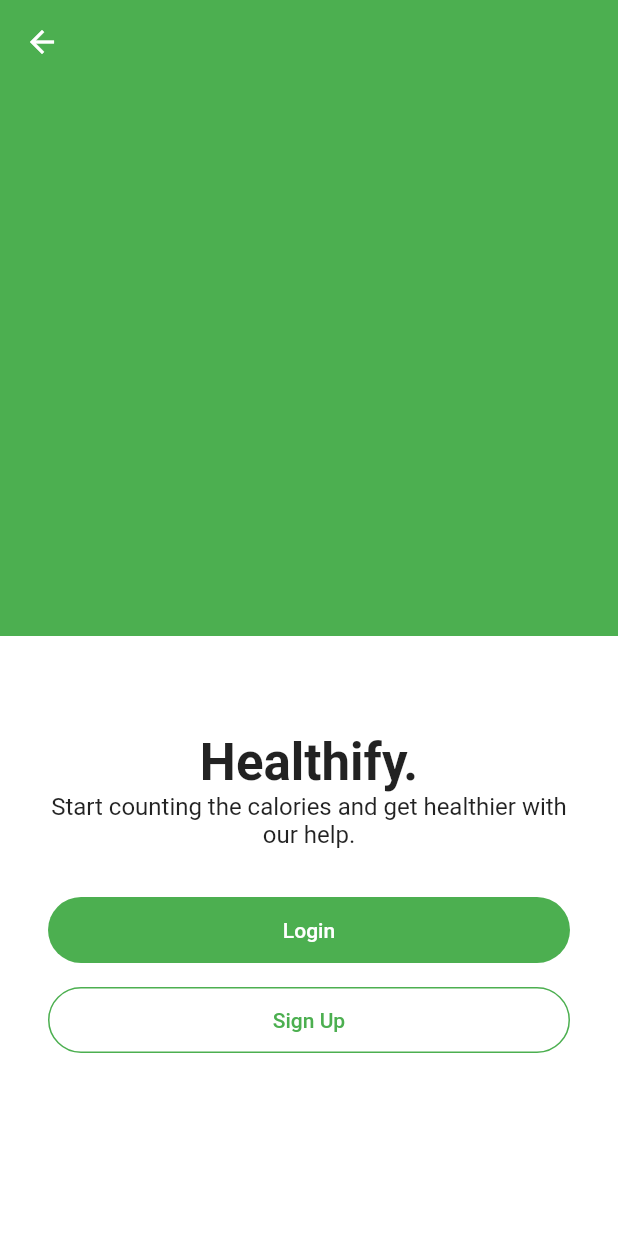
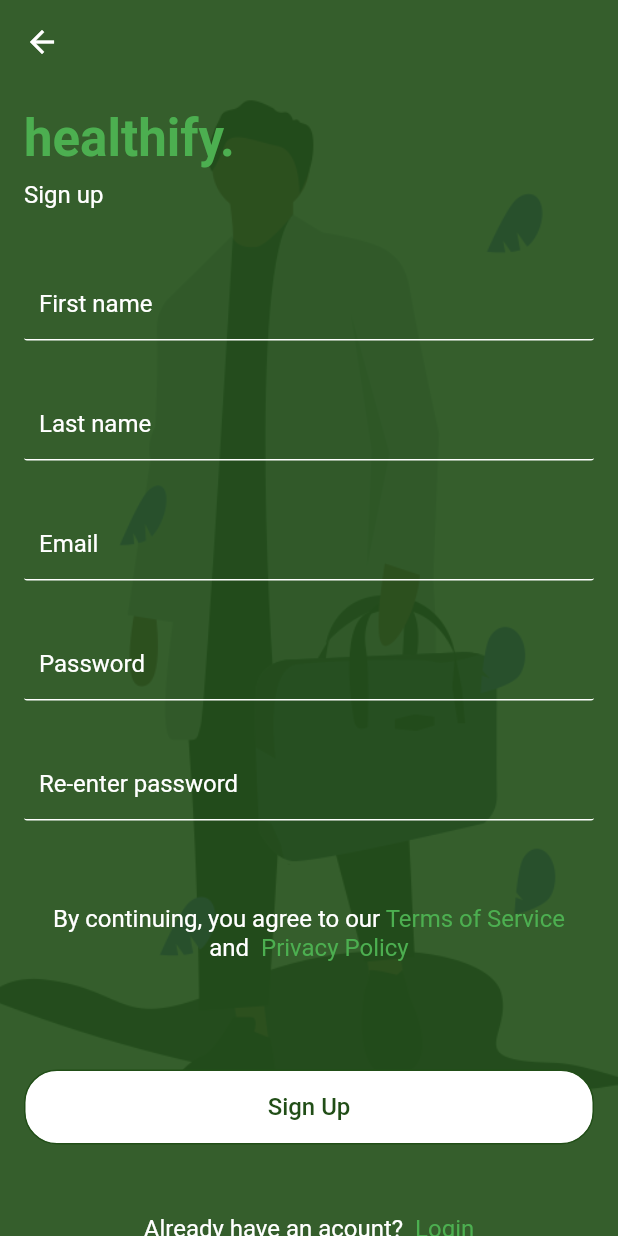
Before and after one commit to bright2kwame/login_logic, a Flutter app: the WelcomePage screen opened directly, after a tap on "Sign Up", on a phone screen of 412 x 824 dp. Run offline on Flutter 3.47's test engine with Material 2 defaults, Android fonts, the phone set to English and light mode, and no system bars; our stand-ins replace flutter_svg, sqflite; accounts and stored records are empty.

Commit message:
added validators

```diff
--- a/lib/model/db_operation.dart
+++ b/lib/model/db_operation.dart
@@ -34,18 +34,17 @@ class DBOperations {
       lastName: data['lastName'],
       fullName: data['fullName'],
       email: data['email'],
-      phone: data['phone'],
-      username: data['username'],
     );
   }
 
   //MARK: get user
-  Future<UserItem> getUser() async {
+  Future<UserItem?> getUser() async {
     final db = await ManageDatabase().initialise();
     var queryResult = await db.query('users', limit: 1);
     return parseQueryData(queryResult[0]);
   }
 
+  //MARK: delete user using ID
   Future<void> deleteUser(String id) async {
     // Get a reference to the database.
     final db = await ManageDatabase().initialise();
--- a/lib/model/manage_database.dart
+++ b/lib/model/manage_database.dart
@@ -10,7 +10,7 @@ class ManageDatabase {
       onCreate: (db, version) async {
         // Run the CREATE users TABLE statement on the database.
         await db.execute(
-          'CREATE TABLE users(id TEXT PRIMARY KEY, firstName TEXT, lastName TEXT, fullName TEXT, email TEXT, phone TEXT, username TEXT)',
+          'CREATE TABLE users(id TEXT PRIMARY KEY, firstName TEXT, lastName TEXT, fullName TEXT, email TEXT)',
         );
         return;
       },
--- a/lib/my_app.dart
+++ b/lib/my_app.dart
@@ -4,7 +4,8 @@ import 'package:typical_login_logic/onboard/login_page.dart';
 import 'package:typical_login_logic/onboard/welcome_page.dart';
 
 class MyApp extends StatelessWidget {
-  const MyApp({Key? key}) : super(key: key);
+  const MyApp({Key? key, required this.isLoggedIn}) : super(key: key);
+  final bool isLoggedIn;
 
   @override
   Widget build(BuildContext context) {
@@ -13,7 +14,7 @@ class MyApp extends StatelessWidget {
       theme: ThemeData(
         primarySwatch: Colors.blue,
       ),
-      home: const LoginPage(),
+      home: const WelcomePage(),
     );
   }
 }
--- /dev/null
+++ b/lib/onboard/register_page.dart
@@ -0,0 +1,283 @@
+import 'package:flutter/material.dart';
+import 'package:typical_login_logic/home/home_page.dart';
+import 'package:typical_login_logic/model/db_operation.dart';
+import 'package:typical_login_logic/model/manage_database.dart';
+import 'package:typical_login_logic/model/user_item.dart';
+import 'package:typical_login_logic/onboard/login_page.dart';
+import 'package:typical_login_logic/util/app_button_style.dart';
+import 'package:typical_login_logic/util/app_input_decoration.dart';
+import 'package:typical_login_logic/util/app_resource.dart';
+import 'package:typical_login_logic/util/app_text_style.dart';
+import 'package:typical_login_logic/util/popup_views.dart';
+import 'package:typical_login_logic/util/validator.dart';
+
+class RegisterPage extends StatefulWidget {
+  const RegisterPage({Key? key}) : super(key: key);
+
+  @override
+  State<RegisterPage> createState() => _RegisterPageState();
+}
+
+class _RegisterPageState extends State<RegisterPage> {
+  //MARK: editing controller fields
+  final TextEditingController _emailTextEditingController =
+      TextEditingController();
+  final TextEditingController _passwordTextEditingController =
+      TextEditingController();
+  final TextEditingController _passwordConfirmTextEditingController =
+      TextEditingController();
+
+  final TextEditingController _firstNameConfirmTextEditingController =
+      TextEditingController();
+  final TextEditingController _lastNameTextEditingController =
+      TextEditingController();
+
+  @override
+  Widget build(BuildContext context) {
+    return Container(
+        decoration: BoxDecoration(
+            image: DecorationImage(
+          image: AssetImage(AppResource.onboardBgImage),
+          fit: BoxFit.cover,
+        )),
+        child: Scaffold(
+          backgroundColor: AppResource.primaryColor.withAlpha(1000),
+          appBar: AppBar(
+            elevation: 0,
+            backgroundColor: Colors.transparent,
+          ),
+          body: SingleChildScrollView(
+              child: Container(
+            padding: const EdgeInsets.all(16),
+            child: Column(
+              crossAxisAlignment: CrossAxisAlignment.start,
+              mainAxisAlignment: MainAxisAlignment.start,
+              children: [
+                Text(AppResource.appName,
+                    style: AppTextStyle().textStyleBold(Colors.green, 34)),
+                Padding(
+                  padding:
+                      const EdgeInsets.symmetric(vertical: 8, horizontal: 0),
+                  child: Text(
+                    "Sign up",
+                    style: AppTextStyle().textStyle(Colors.white, 16),
+                  ),
+                ),
+                const SizedBox(
+                  height: 16,
+                ),
+                Padding(
+                  padding:
+                      const EdgeInsets.symmetric(vertical: 16, horizontal: 0),
+                  child: TextField(
+                    keyboardType: TextInputType.text,
+                    style: AppTextStyle().textStyle(Colors.white, 16),
+                    controller: _firstNameConfirmTextEditingController,
+                    decoration:
+                        AppInputDecoration().boxDecoration("First name"),
+                  ),
+                ),
+                Padding(
+                  padding:
+                      const EdgeInsets.symmetric(vertical: 16, horizontal: 0),
+                  child: TextField(
+                    keyboardType: TextInputType.text,
+                    style: AppTextStyle().textStyle(Colors.white, 16),
+                    controller: _lastNameTextEditingController,
+                    decoration: AppInputDecoration().boxDecoration("Last name"),
+                  ),
+                ),
+                Padding(
+                  padding:
+                      const EdgeInsets.symmetric(vertical: 16, horizontal: 0),
+                  child: TextFormField(
+                    validator: (value) =>
+                        Validator().isValidEmail(value.toString())
+                            ? ""
+                            : "Enter a valid email",
+                    keyboardType: TextInputType.emailAddress,
+                    style: AppTextStyle().textStyle(Colors.white, 16),
+                    controller: _emailTextEditingController,
+                    decoration: AppInputDecoration().boxDecoration("Email"),
+                  ),
+                ),
+                Padding(
+                    padding:
+                        const EdgeInsets.symmetric(vertical: 16, horizontal: 0),
+                    child: TextField(
+                      obscureText: true,
+                      enableSuggestions: false,
+                      autocorrect: false,
+                      style: AppTextStyle().textStyle(Colors.white, 16),
+                      controller: _passwordTextEditingController,
+                      decoration:
+                          AppInputDecoration().boxDecoration("Password"),
+                    )),
+                Padding(
+                    padding:
+                        const EdgeInsets.symmetric(vertical: 16, horizontal: 0),
+                    child: TextField(
+                      obscureText: true,
+                      enableSuggestions: false,
+                      autocorrect: false,
+                      style: AppTextStyle().textStyle(Colors.white, 16),
+                      controller: _passwordConfirmTextEditingController,
+                      decoration: AppInputDecoration()
+                          .boxDecoration("Re-enter password"),
+                    )),
+                Container(
+                  margin:
+                      const EdgeInsets.symmetric(vertical: 32, horizontal: 0.0),
+                  width: MediaQuery.of(context).size.width,
+                  child: TextButton(
+                      onPressed: () {
+                        _handleTermsAndConditions();
+                      },
+                      child: RichText(
+                        textAlign: TextAlign.center,
+                        text: TextSpan(
+                          children: <TextSpan>[
+                            TextSpan(
+                                text: 'By continuing, you agree to our',
+                                style:
+                                    AppTextStyle().textStyle(Colors.white, 16)),
+                            TextSpan(
+                                text: ' Terms of Service',
+                                style:
+                                    AppTextStyle().textStyle(Colors.green, 16)),
+                            TextSpan(
+                                text: ' and ',
+                                style:
+                                    AppTextStyle().textStyle(Colors.white, 16)),
+                            TextSpan(
+                                text: ' Privacy Policy',
+                                style:
+                                    AppTextStyle().textStyle(Colors.green, 16)),
+                          ],
+                        ),
+                      )),
+                ),
+                Container(
+                  margin:
+                      const EdgeInsets.symmetric(vertical: 32, horizontal: 0.0),
+                  width: MediaQuery.of(context).size.width,
+                  decoration:
+                      AppButtonStyle().boxDecoration(context, 22, Colors.white),
+                  child: TextButton(
+                      onPressed: () {
+                        _handleRegisterInput();
+                      },
+                      child: Text(
+                        "Sign Up",
+                        style: AppTextStyle()
+                            .textStyle(AppResource.primaryColor, 16),
+                      )),
+                ),
+                Container(
+                  margin:
+                      const EdgeInsets.symmetric(vertical: 0, horizontal: 0.0),
+                  width: MediaQuery.of(context).size.width,
+                  child: TextButton(
+                    onPressed: () {
+                      _navigateToLogin();
+                    },
+                    child: RichText(
+                      text: TextSpan(
+                        children: <TextSpan>[
+                          TextSpan(
+                              text: 'Already have an acount? ',
+                              style:
+                                  AppTextStyle().textStyle(Colors.white, 16)),
+                          TextSpan(
+                              text: ' Login',
+                              style:
+                                  AppTextStyle().textStyle(Colors.green, 16)),
+                        ],
+                      ),
+                    ),
+                  ),
+                ),
+              ],
+            ),
+          )),
+        ));
+  }
+
+  //MARK: go to the terms and conditions page
+  void _handleTermsAndConditions() {}
+
+  //MARK: navigate to the login screen
+  void _navigateToLogin() {
+    Navigator.of(context)
+        .push(MaterialPageRoute(builder: (context) => const LoginPage()));
+  }
+
+  //MARK: handle the creating user action
+  _handleRegisterInput() async {
+    String email = _emailTextEditingController.text.trim();
+    String password = _passwordTextEditingController.text.trim();
+    String passwordConfirm = _passwordConfirmTextEditingController.text.trim();
+    String firstName = _firstNameConfirmTextEditingController.text.trim();
+    String lastName = _lastNameTextEditingController.text.trim();
+
+    //MARK: valid name
+    if (!Validator().isValidName(firstName) ||
+        !Validator().isValidName(lastName)) {
+      PopUpViews().showAlertDialog(
+          context: context,
+          title: AppResource.appName,
+          content:
+              "We see the provided name as invalid. Please provide a valid name and proceed.",
+          defaultActionText: "OK");
+      return;
+    }
+
+    //MARK: valid email address provided
+    if (!Validator().isValidEmail(email)) {
+      PopUpViews().showAlertDialog(
+          context: context,
+          title: AppResource.appName,
+          content: "Email address appears to be invalid.",
+          defaultActionText: "OK");
+      return;
+    }
+
+    //MARK: password not matching
+    if (password.isEmpty ||
+        passwordConfirm.isEmpty ||
+        password != passwordConfirm) {
+      PopUpViews().showAlertDialog(
+          context: context,
+          title: AppResource.appName,
+          content: "Passwords do not match, check and try again.",
+          defaultActionText: "OK");
+      return;
+    }
+
+    //MARK: create user id
+    var userId = DateTime.now().millisecond.toString();
+    String fullName = lastName + " " + firstName;
+    //MARK: create user item
+    UserItem userItem = UserItem(
+        id: userId,
+        firstName: firstName,
+        lastName: lastName,
+        fullName: fullName,
+        email: email);
+    //MARK: create a db instance and insert item
+    await DBOperations().insertUser(userItem);
+
+    _navigateHome();
+  }
+
+  //MARK: navigate to the home screen popping all other screens
+  void _navigateHome() {
+    Navigator.pushAndRemoveUntil<dynamic>(
+      context,
+      MaterialPageRoute<dynamic>(
+        builder: (BuildContext context) => const MyHomePage(),
+      ),
+      (route) => false,
+    );
+  }
+}
--- a/lib/onboard/welcome_page.dart
+++ b/lib/onboard/welcome_page.dart
@@ -1,4 +1,8 @@
 import 'package:flutter/material.dart';
+import 'package:flutter_svg/flutter_svg.dart';
+import 'package:typical_login_logic/onboard/login_page.dart';
+import 'package:typical_login_logic/onboard/register_page.dart';
+import 'package:typical_login_logic/util/app_button_style.dart';
 import 'package:typical_login_logic/util/app_resource.dart';
 
 class WelcomePage extends StatefulWidget {
@@ -20,12 +24,17 @@ class _WelcomePageState extends State<WelcomePage> {
         color: AppResource.primaryColor,
         child: Column(
           children: [
-            Expanded(child: Container()),
+            Expanded(
+                child: Container(
+              padding: const EdgeInsets.all(16.0),
+              child: SvgPicture.asset(AppResource.onboardImage,
+                  semanticsLabel: 'Welcome To Meo'),
+            )),
             Container(
               height: 400,
               color: Colors.white,
-              padding:
-                  EdgeInsets.only(top: 64, bottom: 64, left: 32, right: 32),
+              padding: const EdgeInsets.only(
+                  top: 64, bottom: 64, left: 32, right: 32),
               width: MediaQuery.of(context).size.width,
               child: Column(
                 children: [
@@ -33,39 +42,35 @@ class _WelcomePageState extends State<WelcomePage> {
                     AppResource.appName,
                     style: TextStyle(fontSize: 34, fontWeight: FontWeight.bold),
                   ),
-                  Text(
+                  const Text(
                     "Start counting the calories and get healthier with our help.",
                     style: TextStyle(fontSize: 16),
                     textAlign: TextAlign.center,
                   ),
                   Container(
                     height: 44,
-                    decoration: BoxDecoration(
-                        color: AppResource.primaryColor,
-                        border: Border.all(
-                          color: Colors.transparent,
-                        ),
-                        borderRadius: BorderRadius.all(Radius.circular(22))),
-                    margin: EdgeInsets.only(top: 32, bottom: 16),
+                    decoration: AppButtonStyle()
+                        .boxDecoration(context, 22, AppResource.primaryColor),
+                    margin: const EdgeInsets.only(top: 32, bottom: 16),
                     width: MediaQuery.of(context).size.width,
                     child: TextButton(
-                        onPressed: () {},
-                        child: Text(
+                        onPressed: () {
+                          _navigateToLogin();
+                        },
+                        child: const Text(
                           "Login",
                           style: TextStyle(color: Colors.white),
                         )),
                   ),
                   Container(
                     height: 44,
-                    decoration: BoxDecoration(
-                        color: Colors.white,
-                        border: Border.all(
-                          color: AppResource.primaryColor,
-                        ),
-                        borderRadius: BorderRadius.all(Radius.circular(22))),
+                    decoration: AppButtonStyle()
+                        .boxDecoration(context, 22, Colors.white),
                     width: MediaQuery.of(context).size.width,
                     child: TextButton(
-                        onPressed: () {},
+                        onPressed: () {
+                          _navigateToRegister();
+                        },
                         child: Text(
                           "Sign Up",
                           style: TextStyle(color: AppResource.primaryColor),
@@ -79,4 +84,14 @@ class _WelcomePageState extends State<WelcomePage> {
       ),
     );
   }
+
+  void _navigateToLogin() {
+    Navigator.of(context)
+        .push(MaterialPageRoute(builder: (context) => const LoginPage()));
+  }
+
+  void _navigateToRegister() {
+    Navigator.of(context)
+        .push(MaterialPageRoute(builder: (context) => const RegisterPage()));
+  }
 }
--- /dev/null
+++ b/lib/util/app_button_style.dart
@@ -0,0 +1,14 @@
+import 'package:flutter/material.dart';
+import 'package:typical_login_logic/util/app_resource.dart';
+
+class AppButtonStyle {
+  BoxDecoration boxDecoration(
+      BuildContext context, double cornerRadius, Color bgColor) {
+    return BoxDecoration(
+        color: bgColor,
+        border: Border.all(
+          color: AppResource.primaryColor,
+        ),
+        borderRadius: BorderRadius.all(Radius.circular(cornerRadius)));
+  }
+}
--- a/lib/util/app_input_decoration.dart
+++ b/lib/util/app_input_decoration.dart
@@ -1,16 +1,25 @@
 import 'package:flutter/material.dart';
+import 'package:typical_login_logic/util/app_text_style.dart';
 
 class AppInputDecoration {
-  InputDecoration boxDecoration(String hintLable) {
+  InputDecoration boxDecoration(String hintLabel) {
     return InputDecoration(
       fillColor: Colors.transparent,
-      border: InputBorder.none,
-      focusedBorder: OutlineInputBorder(
-          borderRadius: BorderRadius.all(Radius.circular(5.0)),
+      enabledBorder: const UnderlineInputBorder(
+          borderRadius: BorderRadius.all(Radius.circular(2.0)),
           borderSide: BorderSide(color: Colors.white)),
-      filled: true,
-      contentPadding: EdgeInsets.only(bottom: 10.0, left: 10.0, right: 10.0),
-      labelText: hintLable,
+      border: const UnderlineInputBorder(
+          borderRadius: BorderRadius.all(Radius.circular(2.0)),
+          borderSide: BorderSide(color: Colors.white)),
+      focusedBorder: const UnderlineInputBorder(
+          borderRadius: BorderRadius.all(Radius.circular(2.0)),
+          borderSide: BorderSide(color: Colors.white)),
+      filled: false,
+      labelStyle: AppTextStyle().textStyle(Colors.white, 16),
+      hintStyle: AppTextStyle().textStyle(Colors.white, 16),
+      contentPadding:
+          const EdgeInsets.only(bottom: 10.0, left: 10.0, right: 10.0),
+      labelText: hintLabel,
     );
   }
 }
--- a/lib/util/app_resource.dart
+++ b/lib/util/app_resource.dart
@@ -1,6 +1,8 @@
 import 'package:flutter/material.dart';
 
 class AppResource {
-  static Color primaryColor = Colors.green;
-  static String appName = "Healthify.";
+  static Color primaryColor = const Color(0xFF214E17);
+  static String appName = "healthify.";
+  static String onboardImage = "images/doctor.svg";
+  static String onboardBgImage = "images/doc_bg.png";
 }
--- /dev/null
+++ b/lib/util/app_text_style.dart
@@ -0,0 +1,12 @@
+import 'package:flutter/material.dart';
+
+class AppTextStyle {
+  TextStyle textStyle(Color color, double fontSize) {
+    return TextStyle(color: color, fontSize: fontSize);
+  }
+
+  TextStyle textStyleBold(Color color, double fontSize) {
+    return TextStyle(
+        color: color, fontSize: fontSize, fontWeight: FontWeight.bold);
+  }
+}
--- /dev/null
+++ b/lib/util/validator.dart
@@ -0,0 +1,16 @@
+class Validator {
+//is valid email address
+  bool isValidEmail(String email) {
+    bool emailValid = RegExp(
+            r"^[a-zA-Z0-9.a-zA-Z0-9.!#$%&'*+-/=?^_`{|}~]+@[a-zA-Z0-9]+\.[a-zA-Z]+")
+        .hasMatch(email);
+    return emailValid;
+  }
+
+//is valid name
+  bool isValidName(String name) {
+    //all letters both small and uppercase
+    bool nameValid = RegExp('[a-zA-Z]').hasMatch(name);
+    return nameValid;
+  }
+}
```
Also changed, not shown: lib/home/home_page.dart (+4 -6 lines), lib/main.dart (+7 -2 lines), lib/model/user_item.dart (+3 -9 lines), lib/onboard/login_page.dart (+102 -20 lines), lib/util/extensions.dart (added, +7 -0 lines), lib/util/popup_views.dart (added, +54 -0 lines), pubspec.yaml (+4 -3 lines), images/doc_bg.png (added), images/doctor.svg (added), pubspec.lock, 1 other file.
